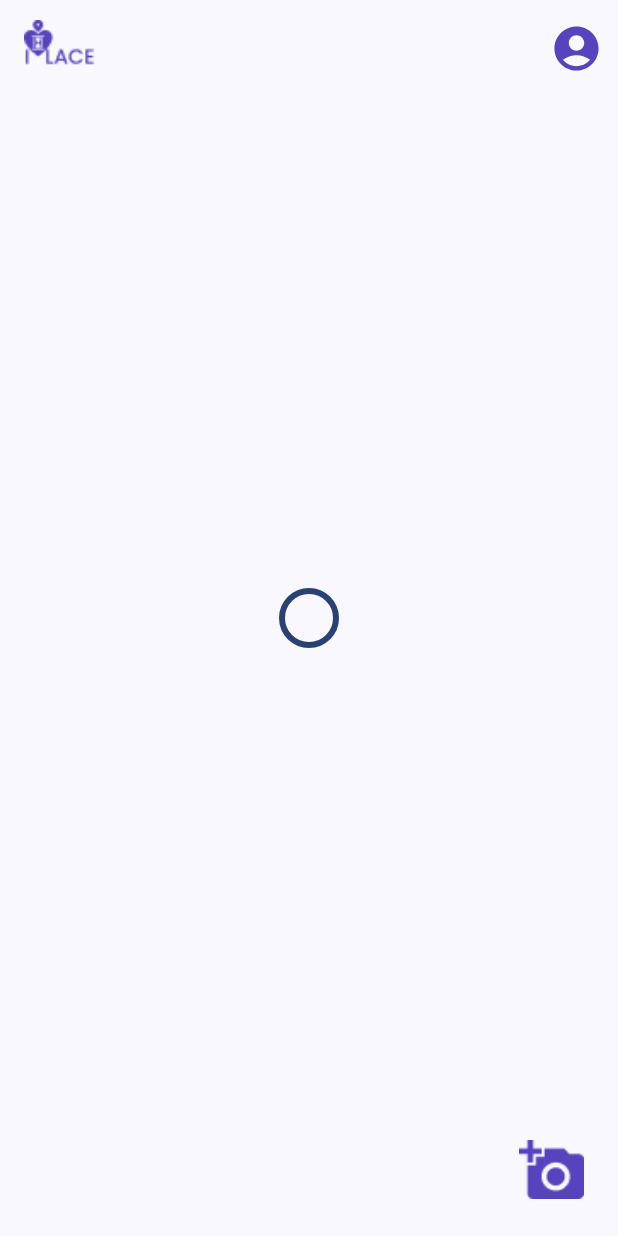
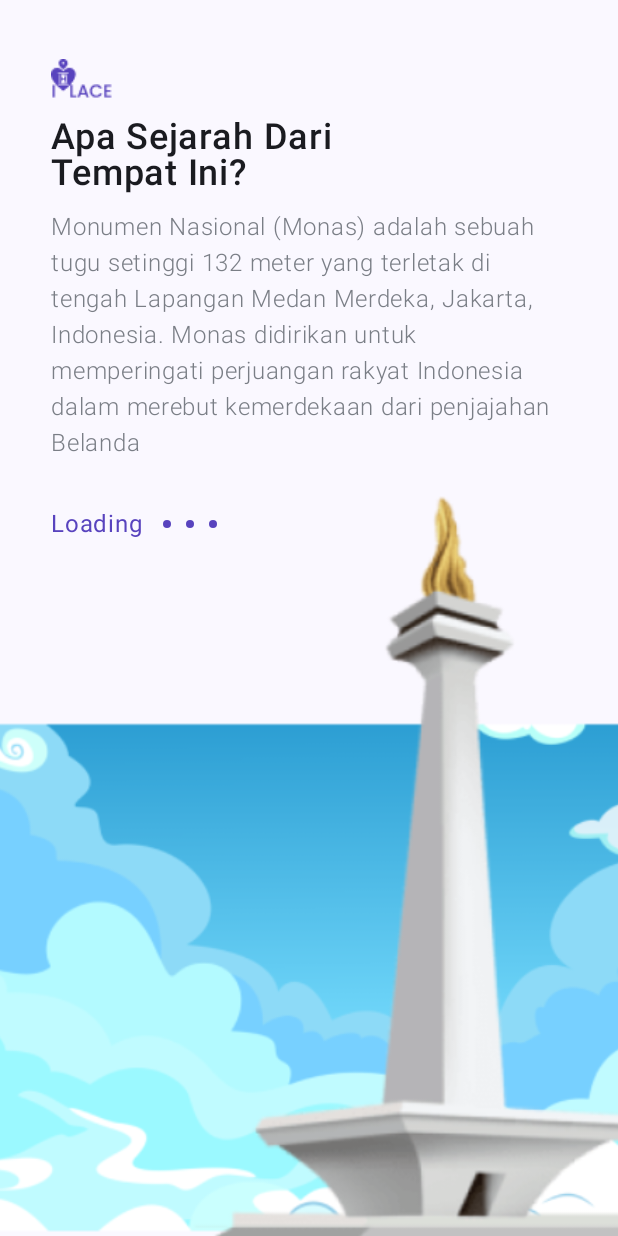
Before and after one commit to MDhafaR/HistoPlace, an Android app built with Jetpack Compose: the screen it shows after launch (MainActivity), on a phone screen of 412 x 824 dp. Run offline under Robolectric (Android 15) with nearby library versions, the light colour scheme and no system bars; libraries missing offline, so code that uses them is left out: coil.decode; pictures from the network do not load; 1 statement that could not run was skipped.

Commit message:
Membuat SplashScreen

```diff
--- a/app/build.gradle.kts
+++ b/app/build.gradle.kts
@@ -79,6 +79,7 @@ dependencies {
     implementation("com.squareup.retrofit2:converter-moshi:2.10.0")
     implementation("com.squareup.moshi:moshi-kotlin:1.9.3")
     implementation("io.coil-kt:coil-compose:2.4.0")
+    implementation("io.coil-kt:coil-svg:2.0.0")
 
     implementation("androidx.credentials:credentials:1.2.2")
     implementation("androidx.credentials:credentials-play-services-auth:1.2.2")
--- /dev/null
+++ b/app/src/main/java/org/d3if3068/assesment3/histoplace/ui/screen/LoadingScreen.kt
@@ -0,0 +1,83 @@
+package org.d3if3068.assesment3.histoplace.ui.screen
+
+import androidx.compose.foundation.Image
+import androidx.compose.foundation.layout.Arrangement
+import androidx.compose.foundation.layout.Box
+import androidx.compose.foundation.layout.Column
+import androidx.compose.foundation.layout.Row
+import androidx.compose.foundation.layout.fillMaxSize
+import androidx.compose.foundation.layout.padding
+import androidx.compose.foundation.layout.size
+import androidx.compose.material3.CircularProgressIndicator
+import androidx.compose.material3.Text
+import androidx.compose.runtime.Composable
+import androidx.compose.ui.Alignment
+import androidx.compose.ui.Modifier
+import androidx.compose.ui.layout.ContentScale
+import androidx.compose.ui.platform.LocalContext
+import androidx.compose.ui.res.painterResource
+import androidx.compose.ui.res.stringResource
+import androidx.compose.ui.text.font.FontWeight
+import androidx.compose.ui.tooling.preview.Preview
+import androidx.compose.ui.unit.dp
+import androidx.compose.ui.unit.sp
+import coil.ImageLoader
+import coil.compose.rememberAsyncImagePainter
+import coil.decode.SvgDecoder
+import coil.request.ImageRequest
+import org.d3if3068.assesment3.histoplace.R
+import org.d3if3068.assesment3.histoplace.ui.theme.AbuAbu
+import org.d3if3068.assesment3.histoplace.ui.theme.AbuGelap
+import org.d3if3068.assesment3.histoplace.ui.theme.HistoPlaceTheme
+import org.d3if3068.assesment3.histoplace.ui.theme.WarnaUtama
+import org.d3if3068.assesment3.histoplace.ui.widget.LoadingAnimation
+
+@Composable
+fun LoadingScreen() {
+    Box(
+        modifier = Modifier.fillMaxSize()
+    ) {
+        Column(
+            verticalArrangement = Arrangement.Top,
+            modifier = Modifier.padding(34.dp)
+        ) {
+            Image(
+                modifier = Modifier.size(43.dp),
+                painter = painterResource(id = R.drawable.logo),
+                contentDescription = "Logo"
+            )
+            Text(
+                modifier = Modifier.padding(bottom = 10.dp),
+                text = stringResource(R.string.judul_loading),
+                fontWeight = FontWeight.Medium,
+                fontSize = 24.sp
+            )
+            Text(
+                modifier = Modifier.padding(bottom = 30.dp),
+                text = stringResource(R.string.cerita_monas),
+                fontWeight = FontWeight.Light,
+                fontSize = 16.sp,
+                color = AbuGelap
+            )
+            Row(
+                verticalAlignment = Alignment.CenterVertically
+            ) {
+                Text(text = stringResource(R.string.loading), color = WarnaUtama)
+                LoadingAnimation()
+            }
+        }
+        Image(
+            modifier = Modifier.padding(top = 300.dp).size(680.dp),
+            contentScale = ContentScale.Crop,
+            painter = painterResource(id = R.drawable.gambarload), contentDescription = "monas"
+        )
+    }
+}
+
+@Preview(showBackground = true)
+@Composable
+fun LoadingScreenPrev() {
+    HistoPlaceTheme {
+        LoadingScreen()
+    }
+}
--- a/app/src/main/java/org/d3if3068/assesment3/histoplace/ui/screen/MainScreen.kt
+++ b/app/src/main/java/org/d3if3068/assesment3/histoplace/ui/screen/MainScreen.kt
@@ -75,11 +75,16 @@ import org.d3if3068.assesment3.histoplace.ui.theme.WarnaUtama
 @OptIn(ExperimentalMaterial3Api::class)
 @Composable
 fun MainScreen(
-    onNavigateToScreen: ( String, String, Int, String, List<String>, String, String, String, String) -> Unit,
+    onNavigateToScreen: (String, String, Int, String, List<String>, String, String, String, String) -> Unit,
     navController: NavHostController
 ) {
     val context = LocalContext.current
+    val viewModel: MainViewModel = viewModel()
+    val status by viewModel.status.collectAsState()
 
+    if (status == ApiStatus.LOADING) {
+        LoadingScreen()
+    } else {
         Scaffold(
             topBar = {
                 TopAppBar(
@@ -98,7 +103,8 @@ fun MainScreen(
                         IconButton(onClick = {
                             CoroutineScope(Dispatchers.IO).launch { signIn(context) }
                         }) {
-                        Icon(painter = painterResource(id = R.drawable.account_circle),
+                            Icon(
+                                painter = painterResource(id = R.drawable.account_circle),
                                 contentDescription = stringResource(R.string.profil),
                                 tint = WarnaUtama,
                                 modifier = Modifier.size(35.dp)
@@ -122,6 +128,7 @@ fun MainScreen(
             ScreenContent(Modifier.padding(padding), onNavigateToScreen)
         }
     }
+}
 
 @Composable
 fun ScreenContent(
@@ -134,12 +141,6 @@ fun ScreenContent(
 
     when (status) {
         ApiStatus.LOADING -> {
-            Box(
-                modifier = Modifier.fillMaxSize(),
-                contentAlignment = Alignment.Center
-            ) {
-                CircularProgressIndicator(1f)
-            }
         }
 
         ApiStatus.SUCCESS -> {
@@ -155,8 +156,7 @@ fun ScreenContent(
                     shape = RoundedCornerShape(17.dp),
                     leadingIcon = {
                         Image(
-                            modifier = Modifier
-                                .size(20.dp),
+                            modifier = Modifier.size(20.dp),
                             painter = painterResource(id = R.drawable.search),
                             contentDescription = stringResource(R.string.search)
                         )
--- /dev/null
+++ b/app/src/main/java/org/d3if3068/assesment3/histoplace/ui/widget/LoadingAnimation.kt
@@ -0,0 +1,74 @@
+package org.d3if3068.assesment3.histoplace.ui.widget
+
+import androidx.compose.animation.core.*
+import androidx.compose.foundation.background
+import androidx.compose.foundation.layout.*
+import androidx.compose.foundation.shape.CircleShape
+import androidx.compose.runtime.Composable
+import androidx.compose.runtime.LaunchedEffect
+import androidx.compose.runtime.remember
+import androidx.compose.ui.Modifier
+import androidx.compose.ui.graphics.Color
+import androidx.compose.ui.graphics.graphicsLayer
+import androidx.compose.ui.platform.LocalDensity
+import androidx.compose.ui.unit.Dp
+import androidx.compose.ui.unit.dp
+import kotlinx.coroutines.delay
+import org.d3if3068.assesment3.histoplace.ui.theme.WarnaUtama
+
+@Composable
+fun LoadingAnimation(
+    modifier: Modifier = Modifier,
+    circleSize: Dp = 5.dp,
+    circleColor: Color = WarnaUtama,
+    spaceBetween: Dp = 10.dp,
+    travelDistance: Dp = 20.dp
+) {
+    val circles = listOf(
+        remember { Animatable(initialValue = 0f) },
+        remember { Animatable(initialValue = 0f) },
+        remember { Animatable(initialValue = 0f) }
+    )
+
+    circles.forEachIndexed { index, animatable ->
+        LaunchedEffect(key1 = animatable) {
+            delay(index * 100L)
+            animatable.animateTo(
+                targetValue = 1f,
+                animationSpec = infiniteRepeatable(
+                    animation = keyframes {
+                        durationMillis = 1200
+                        0.0f at 0 with LinearOutSlowInEasing
+                        1.0f at 300 with LinearOutSlowInEasing
+                        0.0f at 600 with LinearOutSlowInEasing
+                        0.0f at 1200 with LinearOutSlowInEasing
+                    },
+                    repeatMode = RepeatMode.Restart
+                )
+            )
+        }
+    }
+
+    val circleValues = circles.map { it.value }
+    val distance = with(LocalDensity.current) { travelDistance.toPx() }
+
+    Row(
+        modifier = modifier,
+        horizontalArrangement = Arrangement.spacedBy(spaceBetween)
+    ) {
+        circleValues.forEach { value ->
+            Box(
+                modifier = Modifier
+                    .size(circleSize)
+                    .graphicsLayer {
+                        translationY = -value * distance
+                    }
+                    .background(
+                        color = circleColor,
+                        shape = CircleShape
+                    )
+            )
+        }
+    }
+
+}
--- a/app/src/main/res/values/strings.xml
+++ b/app/src/main/res/values/strings.xml
@@ -4,4 +4,7 @@
     <string name="error">Error</string>
     <string name="try_again">Try Again</string>
     <string name="profil">Profil</string>
+    <string name="judul_loading">Apa Sejarah Dari\nTempat Ini?</string>
+    <string name="cerita_monas">Monumen Nasional (Monas) adalah sebuah tugu setinggi 132 meter yang terletak di tengah Lapangan Medan Merdeka, Jakarta, Indonesia. Monas didirikan untuk memperingati perjuangan rakyat Indonesia dalam merebut kemerdekaan dari penjajahan Belanda</string>
+    <string name="loading">"Loading   "</string>
 </resources>
```
Also changed, not shown: app/src/main/res/drawable-200dpi/gambarload.png (added). Lines whose indentation alone changed are shown as unchanged.
